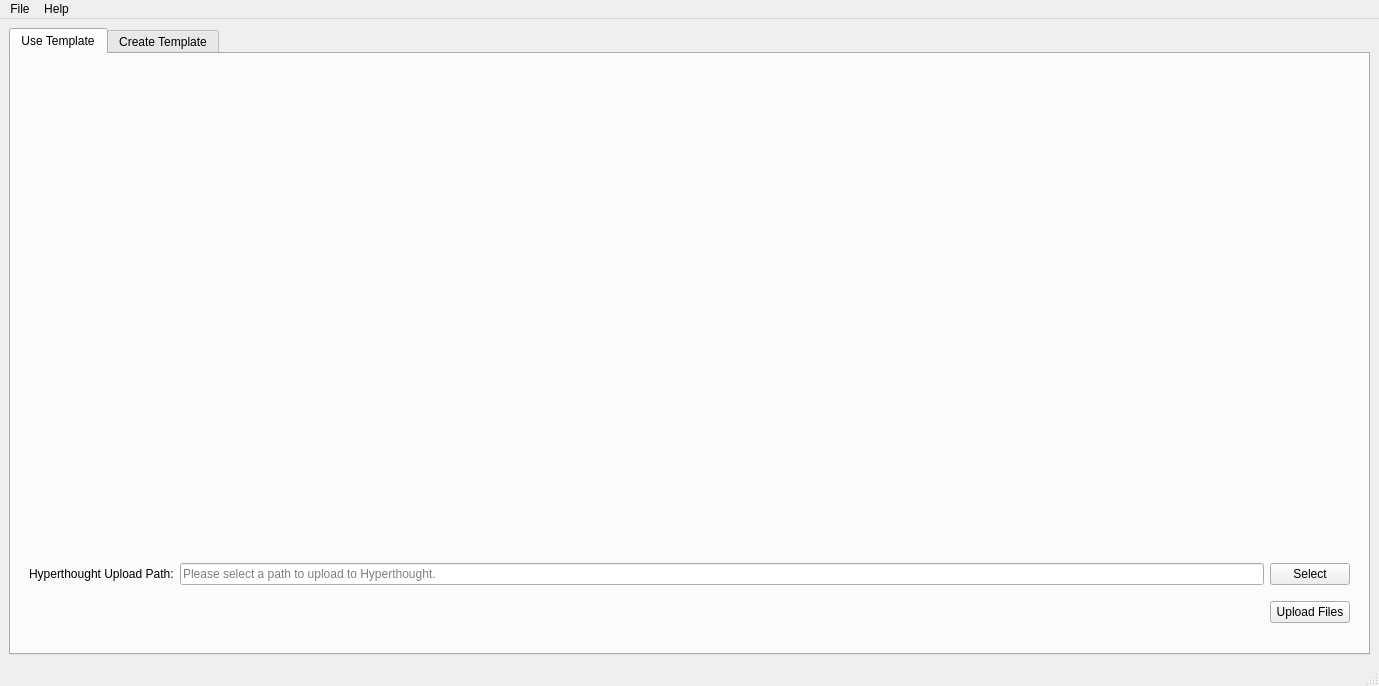
Old version of the form mainwindow.ui in the repository BlueQuartzSoftware/MetaForge.
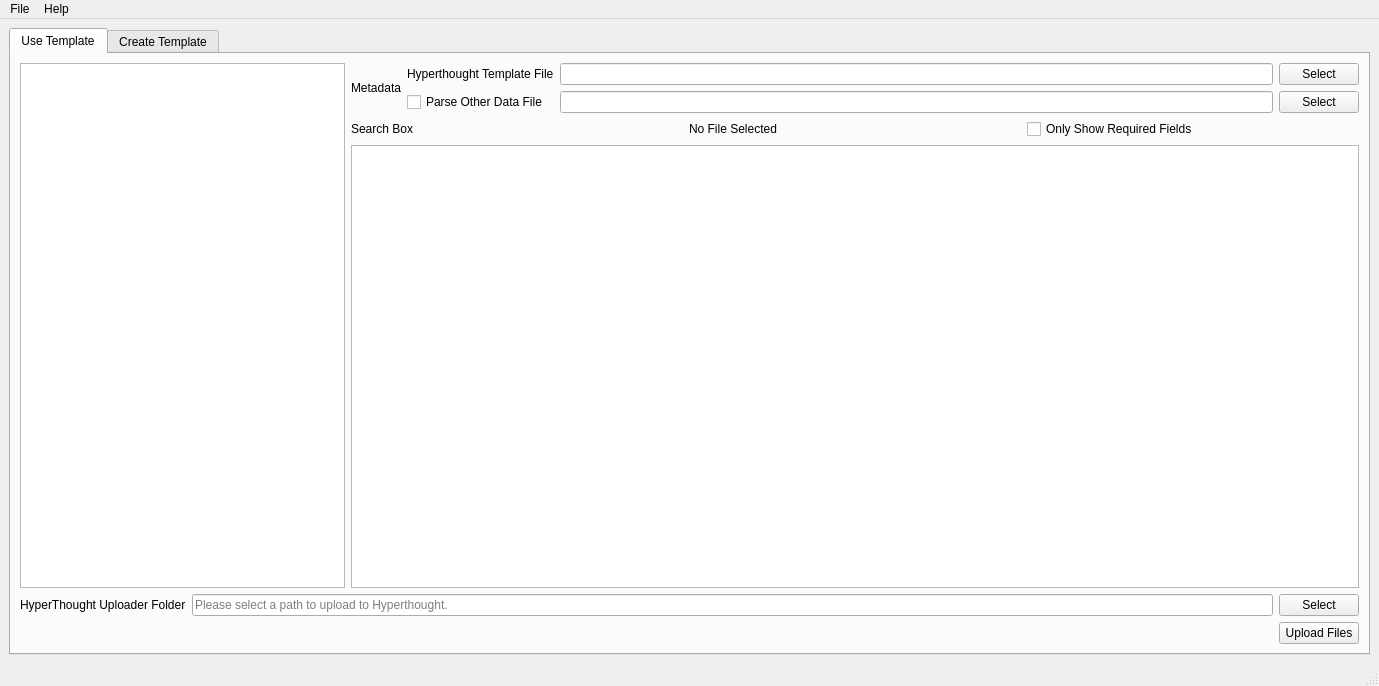
New version of the form. The open tabs and pages were chosen to show the change.

Commit message: renamed tablemodel into two seperate models and made a list model. Removed print in treemodel. Implemented a displayed list in filterModel.py. Created the use template side.

What changed in the file:
```diff
--- a/mainwindow.ui
+++ b/mainwindow.ui
@@ -15,7 +15,7 @@
   </property>
   <widget class="QWidget" name="centralwidget">
    <layout class="QGridLayout" name="gridLayout_4">
-    <item row="0" column="0" rowspan="2" colspan="2">
+    <item row="1" column="2">
      <widget class="QTabWidget" name="TabWidget">
       <property name="currentIndex">
        <number>1</number>
@@ -24,37 +24,117 @@
        <attribute name="title">
         <string>Use Template</string>
        </attribute>
-       <layout class="QVBoxLayout" name="verticalLayout">
-        <item>
-         <spacer name="verticalSpacer">
-          <property name="orientation">
-           <enum>Qt::Vertical</enum>
+       <layout class="QGridLayout" name="gridLayout_3">
+        <item row="0" column="0" rowspan="3">
+         <widget class="QListView" name="useTemplateListView">
+          <property name="sizePolicy">
+           <sizepolicy hsizetype="Preferred" vsizetype="Expanding">
+            <horstretch>0</horstretch>
+            <verstretch>0</verstretch>
+           </sizepolicy>
           </property>
-          <property name="sizeHint" stdset="0">
-           <size>
-            <width>20</width>
-            <height>466</height>
-           </size>
-          </property>
-         </spacer>
-        </item>
-        <item>
-         <widget class="QWidget" name="widget" native="true">
           <property name="minimumSize">
            <size>
-            <width>0</width>
-            <height>100</height>
+            <width>325</width>
+            <height>0</height>
            </size>
           </property>
-          <layout class="QGridLayout" name="gridLayout_5">
+          <property name="alternatingRowColors">
+           <bool>true</bool>
+          </property>
+         </widget>
+        </item>
+        <item row="0" column="1">
+         <layout class="QHBoxLayout" name="horizontalLayout_5">
+          <item>
+           <widget class="QLabel" name="label_4">
+            <property name="text">
+             <string>Metadata</string>
+            </property>
+           </widget>
+          </item>
+          <item>
+           <layout class="QGridLayout" name="gridLayout_2">
            <item row="0" column="0">
-            <widget class="QLabel" name="hyperthoughtLabel_2">
+             <widget class="QLabel" name="hyperthoughtTemplateLabel">
              <property name="text">
-              <string>Hyperthought Upload Path:</string>
+               <string>Hyperthought Template File</string>
              </property>
             </widget>
            </item>
            <item row="0" column="1">
+             <widget class="QLineEdit" name="hyperthoughtTemplateLineEdit"/>
+            </item>
+            <item row="0" column="2">
+             <widget class="QPushButton" name="hyperthoughtTemplateSelect">
+              <property name="text">
+               <string>Select</string>
+              </property>
+             </widget>
+            </item>
+            <item row="1" column="0">
+             <widget class="QCheckBox" name="parseOtherDataCheck">
+              <property name="text">
+               <string>Parse Other Data File</string>
+              </property>
+             </widget>
+            </item>
+            <item row="1" column="1">
+             <widget class="QLineEdit" name="otherDataFileLineEdit"/>
+            </item>
+            <item row="1" column="2">
+             <widget class="QPushButton" name="otherDataFileSelect">
+              <property name="text">
+               <string>Select</string>
+              </property>
+             </widget>
+            </item>
+           </layout>
+          </item>
+         </layout>
+        </item>
+        <item row="1" column="1">
+         <layout class="QHBoxLayout" name="horizontalLayout_6">
+          <item>
+           <widget class="QLabel" name="label_5">
+            <property name="text">
+             <string>Search Box</string>
+            </property>
+           </widget>
+          </item>
+          <item>
+           <widget class="QLabel" name="displayedFileLabel">
+            <property name="text">
+             <string>No File Selected</string>
+            </property>
+           </widget>
+          </item>
+          <item>
+           <widget class="QCheckBox" name="requiredFieldsCheck">
+            <property name="text">
+             <string>Only Show Required Fields</string>
+            </property>
+           </widget>
+          </item>
+         </layout>
+        </item>
+        <item row="2" column="1">
+         <widget class="QTableView" name="useTemplateTableView">
+          <property name="alternatingRowColors">
+           <bool>true</bool>
+          </property>
+         </widget>
+        </item>
+        <item row="3" column="0" colspan="2">
+         <layout class="QHBoxLayout" name="horizontalLayout_7">
+          <item>
+           <widget class="QLabel" name="label_3">
+            <property name="text">
+             <string>HyperThought Uploader Folder</string>
+            </property>
+           </widget>
+          </item>
+          <item>
             <widget class="QLineEdit" name="hyperthoughtLineEdit_2">
              <property name="text">
               <string/>
@@ -64,14 +144,31 @@
              </property>
             </widget>
            </item>
-           <item row="0" column="2">
+          <item>
             <widget class="QPushButton" name="hyperthoughtSelectButton_2">
              <property name="text">
               <string>Select</string>
              </property>
             </widget>
            </item>
-           <item row="1" column="2">
+         </layout>
+        </item>
+        <item row="4" column="0" colspan="2">
+         <layout class="QHBoxLayout" name="horizontalLayout_8">
+          <item>
+           <spacer name="horizontalSpacer_3">
+            <property name="orientation">
+             <enum>Qt::Horizontal</enum>
+            </property>
+            <property name="sizeHint" stdset="0">
+             <size>
+              <width>40</width>
+              <height>20</height>
+             </size>
+            </property>
+           </spacer>
+          </item>
+          <item>
             <widget class="QPushButton" name="hyperthoughtUploadButton_2">
              <property name="text">
               <string>Upload Files</string>
@@ -79,7 +176,6 @@
             </widget>
            </item>
           </layout>
-         </widget>
         </item>
        </layout>
       </widget>
```
Left out of the diff: 2 changed lines with no effect on the pictures. Lines whose indentation alone changed are shown as unchanged. The commit also changes 7 other files.
